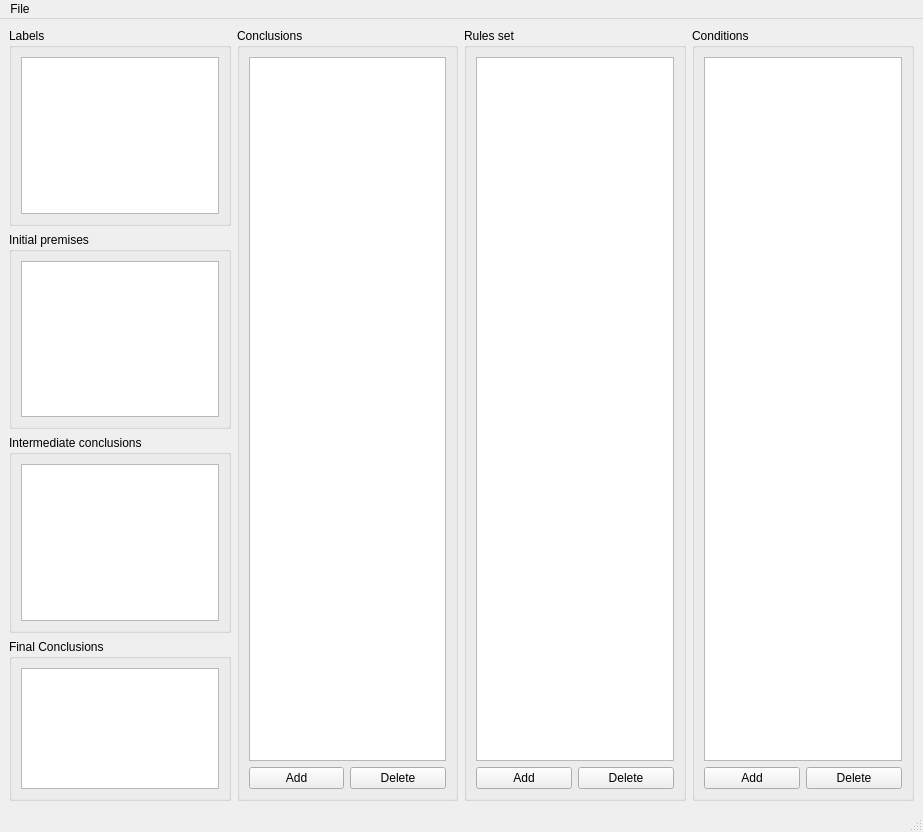
Before: the Qt Designer form Editor/MainWindow.ui in xabufr/ia_expert_system, drawn with Qt 5.
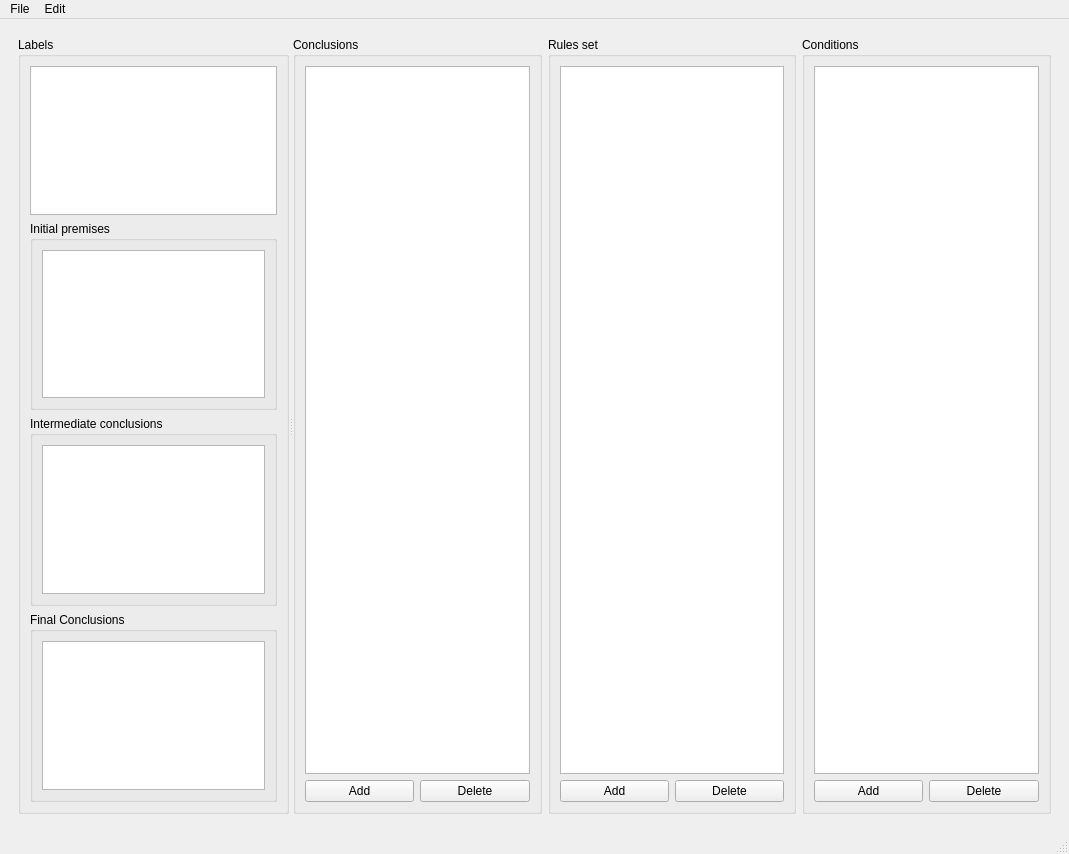
After: the same form once the commit is applied.

Commit message: Ajout d'un QSplitter dans l'interface de l'éditeur

The edit to the form file:
```diff
--- a/Editor/MainWindow.ui
+++ b/Editor/MainWindow.ui
@@ -6,8 +6,8 @@
    <rect>
     <x>0</x>
     <y>0</y>
-    <width>923</width>
-    <height>832</height>
+    <width>1069</width>
+    <height>854</height>
    </rect>
   </property>
   <property name="windowTitle">
@@ -15,33 +15,33 @@
   </property>
   <widget class="QWidget" name="centralwidget">
    <layout class="QGridLayout" name="gridLayout_3">
-    <item row="0" column="2" rowspan="5">
-     <widget class="QGroupBox" name="groupBox_6">
+    <item row="0" column="1">
+     <widget class="QWidget" name="widget_3" native="true">
+      <layout class="QGridLayout" name="gridLayout_9">
+       <item row="0" column="0">
+        <widget class="QSplitter" name="splitter">
+         <property name="orientation">
+          <enum>Qt::Horizontal</enum>
+         </property>
+         <widget class="QWidget" name="widget_2" native="true">
+          <layout class="QVBoxLayout" name="verticalLayout">
+           <item>
+            <widget class="QGroupBox" name="groupBox">
       <property name="title">
-       <string>Rules set</string>
-      </property>
-      <layout class="QGridLayout" name="gridLayout_7">
+              <string>Labels</string>
+             </property>
+             <layout class="QGridLayout" name="gridLayout_2">
        <item row="1" column="0">
-        <widget class="QPushButton" name="btn_add_rule">
-         <property name="text">
-          <string>Add</string>
-         </property>
-        </widget>
-       </item>
-       <item row="1" column="1">
-        <widget class="QPushButton" name="btn_delete_rule">
-         <property name="text">
-          <string>Delete</string>
+               <widget class="QListWidget" name="labels">
+                <property name="dragEnabled">
+                 <bool>true</bool>
+                </property>
+                <property name="dragDropMode">
+                 <enum>QAbstractItemView::DragOnly</enum>
          </property>
         </widget>
        </item>
-       <item row="0" column="0" colspan="2">
-        <widget class="QListWidget" name="rules"/>
-       </item>
-      </layout>
-     </widget>
-    </item>
-    <item row="1" column="0">
+              <item row="2" column="0">
      <widget class="QGroupBox" name="groupBox_3">
       <property name="title">
        <string>Initial premises</string>
@@ -53,19 +53,7 @@
       </layout>
      </widget>
     </item>
-    <item row="0" column="0">
-     <widget class="QGroupBox" name="groupBox">
-      <property name="title">
-       <string>Labels</string>
-      </property>
-      <layout class="QGridLayout" name="gridLayout_2">
-       <item row="1" column="0">
-        <widget class="QListWidget" name="labels"/>
-       </item>
-      </layout>
-     </widget>
-    </item>
-    <item row="2" column="0">
+              <item row="3" column="0">
      <widget class="QGroupBox" name="groupBox_5">
       <property name="title">
        <string>Intermediate conclusions</string>
@@ -77,7 +65,7 @@
       </layout>
      </widget>
     </item>
-    <item row="3" column="0" rowspan="2">
+              <item row="4" column="0">
      <widget class="QGroupBox" name="groupBox_4">
       <property name="title">
        <string>Final Conclusions</string>
@@ -89,7 +77,66 @@
       </layout>
      </widget>
     </item>
-    <item row="0" column="3" rowspan="5">
+             </layout>
+            </widget>
+           </item>
+          </layout>
+         </widget>
+         <widget class="QWidget" name="widget" native="true">
+          <layout class="QHBoxLayout" name="horizontalLayout">
+           <item>
+            <widget class="QGroupBox" name="groupBox_2">
+             <property name="title">
+              <string>Conclusions</string>
+             </property>
+             <layout class="QGridLayout" name="gridLayout">
+              <item row="1" column="0">
+               <widget class="QPushButton" name="btn_add_fact">
+                <property name="text">
+                 <string>Add</string>
+                </property>
+               </widget>
+              </item>
+              <item row="0" column="0" colspan="2">
+               <widget class="QListWidget" name="conclusions"/>
+              </item>
+              <item row="1" column="1">
+               <widget class="QPushButton" name="btn_delete_fact">
+                <property name="text">
+                 <string>Delete</string>
+                </property>
+               </widget>
+              </item>
+             </layout>
+            </widget>
+           </item>
+           <item>
+            <widget class="QGroupBox" name="groupBox_6">
+             <property name="title">
+              <string>Rules set</string>
+             </property>
+             <layout class="QGridLayout" name="gridLayout_7">
+              <item row="1" column="1">
+               <widget class="QPushButton" name="btn_delete_rule">
+                <property name="text">
+                 <string>Delete</string>
+                </property>
+               </widget>
+              </item>
+              <item row="0" column="0" colspan="2">
+               <widget class="QListWidget" name="rules"/>
+              </item>
+              <item row="1" column="0">
+               <widget class="QPushButton" name="btn_add_rule">
+                <property name="text">
+                 <string>Add</string>
+                </property>
+               </widget>
+              </item>
+             </layout>
+            </widget>
+           </item>
+           <item>
      <widget class="QGroupBox" name="groupBox_7">
       <property name="title">
        <string>Conditions</string>
@@ -110,33 +157,21 @@
         </widget>
        </item>
        <item row="0" column="0" colspan="2">
-        <widget class="QListWidget" name="conditions"/>
-       </item>
-      </layout>
-     </widget>
-    </item>
-    <item row="0" column="1" rowspan="5">
-     <widget class="QGroupBox" name="groupBox_2">
-      <property name="title">
-       <string>Conclusions</string>
-      </property>
-      <layout class="QGridLayout" name="gridLayout">
-       <item row="1" column="0">
-        <widget class="QPushButton" name="btn_add_fact">
-         <property name="text">
-          <string>Add</string>
+               <widget class="QListWidget" name="conditions">
+                <property name="dragDropMode">
+                 <enum>QAbstractItemView::DropOnly</enum>
+                </property>
+                <property name="defaultDropAction">
+                 <enum>Qt::CopyAction</enum>
          </property>
         </widget>
        </item>
-       <item row="1" column="1">
-        <widget class="QPushButton" name="btn_delete_fact">
-         <property name="text">
-          <string>Delete</string>
-         </property>
-        </widget>
-       </item>
-       <item row="0" column="0" colspan="2">
-        <widget class="QListWidget" name="conclusions"/>
+             </layout>
+            </widget>
+           </item>
+          </layout>
+         </widget>
+        </widget>
        </item>
       </layout>
      </widget>
@@ -148,7 +183,7 @@
     <rect>
      <x>0</x>
      <y>0</y>
-     <width>923</width>
+     <width>1069</width>
      <height>20</height>
     </rect>
    </property>
@@ -162,7 +197,15 @@
     <addaction name="actionSave_as"/>
     <addaction name="actionExit"/>
    </widget>
+   <widget class="QMenu" name="menuEdit">
+    <property name="title">
+     <string>Edit</string>
+    </property>
+    <addaction name="actionUndo"/>
+    <addaction name="actionRedo"/>
+   </widget>
    <addaction name="menuFile"/>
+   <addaction name="menuEdit"/>
   </widget>
   <widget class="QStatusBar" name="statusbar"/>
   <action name="actionNew">
```
Left out of the diff: 16 changed lines with no effect on the pictures. Lines whose indentation alone changed are shown as unchanged.
